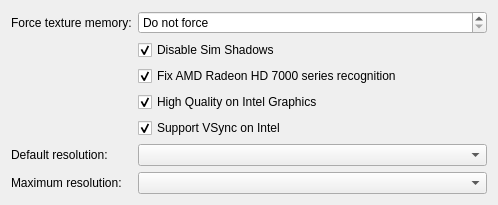
Before: the Qt Designer form sims2/sims2settings.ui in haffmans/graphics-rules-maker, drawn with Qt 5.
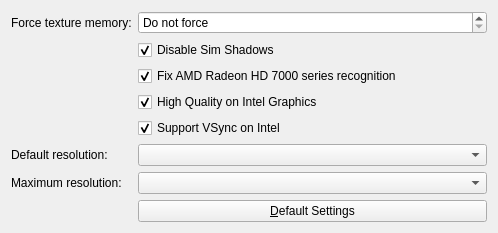
After: the same form once the commit is applied.

Commit message:
Add reset/defaults functionality to The Sims 2
Also disable all tweaks by default.

```diff
--- a/sims2/sims2settings.ui
+++ b/sims2/sims2settings.ui
@@ -7,7 +7,7 @@
     <x>0</x>
     <y>0</y>
     <width>498</width>
-    <height>182</height>
+    <height>229</height>
    </rect>
   </property>
   <property name="windowTitle">
@@ -109,6 +109,16 @@
      </property>
     </widget>
    </item>
+   <item row="7" column="1">
+    <widget class="QPushButton" name="resetDefaults">
+     <property name="toolTip">
+      <string>Disable all tweaks and restore default values.</string>
+     </property>
+     <property name="text">
+      <string>&amp;Default Settings</string>
+     </property>
+    </widget>
+   </item>
   </layout>
  </widget>
  <resources/>
```
Left out of the diff: 10 changed lines with no effect on the pictures. The commit also changes 2 other files.
